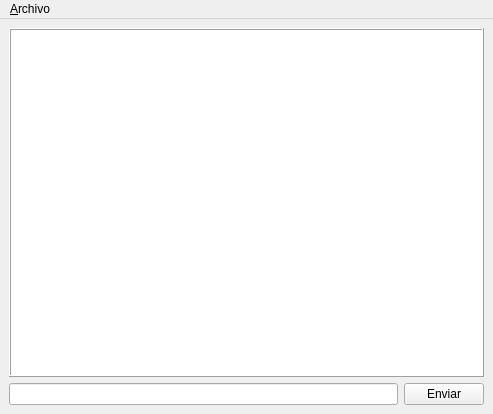
Qt form uis/principal.ui (PunKas1/chatgpt) before a commit.
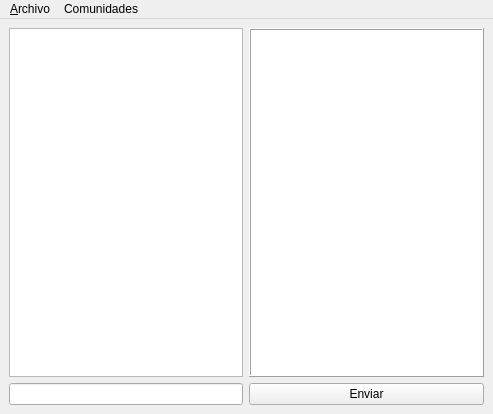
The same form after that commit.

Commit message: primeros cambios

What changed in the file:
```diff
--- a/uis/principal.ui
+++ b/uis/principal.ui
@@ -15,22 +15,6 @@
   </property>
   <widget class="QWidget" name="centralwidget">
    <layout class="QGridLayout" name="gridLayout">
-    <item row="0" column="0" colspan="2">
-     <widget class="QPlainTextEdit" name="txtMsgs">
-      <property name="enabled">
-       <bool>true</bool>
-      </property>
-      <property name="frameShape">
-       <enum>QFrame::Box</enum>
-      </property>
-      <property name="frameShadow">
-       <enum>QFrame::Raised</enum>
-      </property>
-      <property name="readOnly">
-       <bool>true</bool>
-      </property>
-     </widget>
-    </item>
     <item row="1" column="0">
      <widget class="QLineEdit" name="txtSend">
       <property name="maxLength">
@@ -45,6 +29,25 @@
       </property>
      </widget>
     </item>
+    <item row="0" column="1">
+     <widget class="QPlainTextEdit" name="txtMsgs">
+      <property name="enabled">
+       <bool>true</bool>
+      </property>
+      <property name="frameShape">
+       <enum>QFrame::Shape::Box</enum>
+      </property>
+      <property name="frameShadow">
+       <enum>QFrame::Shadow::Raised</enum>
+      </property>
+      <property name="readOnly">
+       <bool>true</bool>
+      </property>
+     </widget>
+    </item>
+    <item row="0" column="0">
+     <widget class="QListView" name="listaChats"/>
+    </item>
    </layout>
   </widget>
   <widget class="QMenuBar" name="menubar">
@@ -53,7 +56,7 @@
      <x>0</x>
      <y>0</y>
      <width>493</width>
-     <height>21</height>
+     <height>33</height>
     </rect>
    </property>
    <widget class="QMenu" name="menuArchivo">
@@ -64,7 +67,15 @@
     <addaction name="separator"/>
     <addaction name="actionSalir"/>
    </widget>
+   <widget class="QMenu" name="menuComunidades">
+    <property name="title">
+     <string>Comunidades</string>
+    </property>
+    <addaction name="actionMis_Comunidades"/>
+    <addaction name="actionMas_Comunidades"/>
+   </widget>
    <addaction name="menuArchivo"/>
+   <addaction name="menuComunidades"/>
   </widget>
   <action name="actionConectar">
    <property name="text">
```
Left out of the diff: 10 changed lines with no effect on the pictures. The commit also changes 2 other files.
